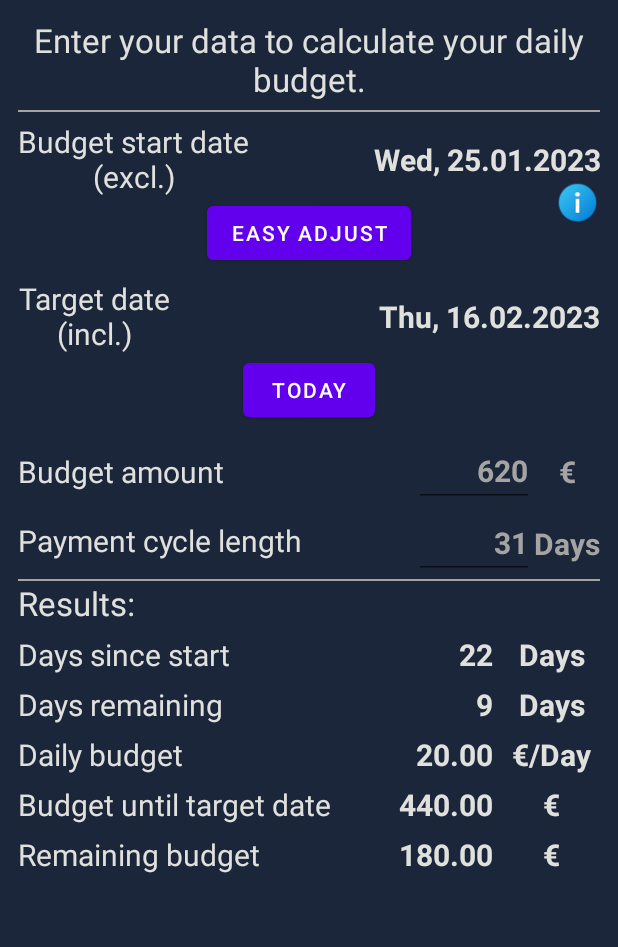
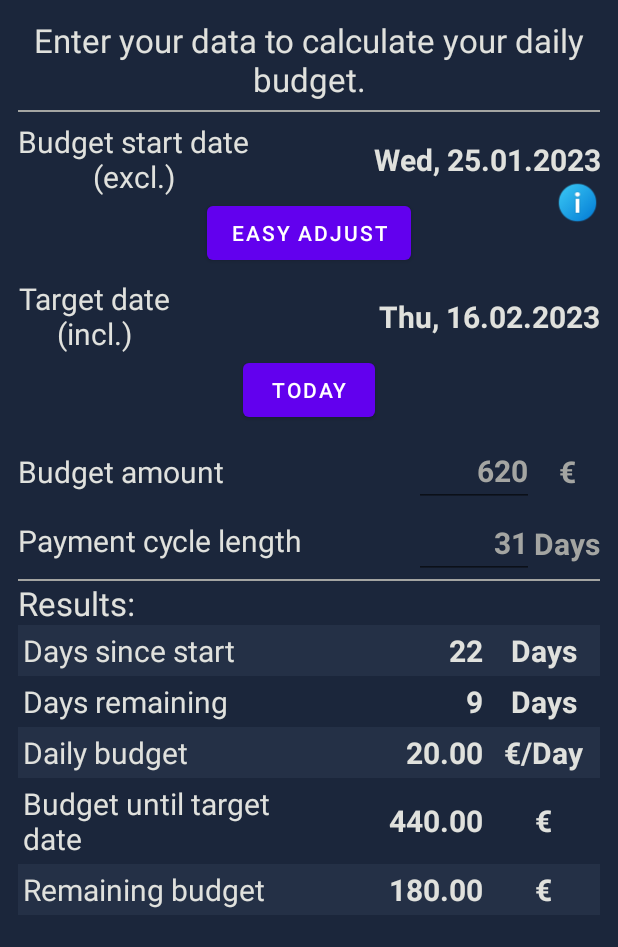
Before and after one commit to Chrismw98/BudgetCalc, an Android app: the screen it shows after launch (MainActivity), on a phone screen of 412 x 824 dp. Shown: the top 947 px of the screen. Run offline under Robolectric (Android 15) with nearby library versions, the phone set to English and light mode, and no system bars.

Commit message:
Reformatted metric_item, now has background color every 2nd row, added color

```diff
--- a/app/src/main/java/chrismw/budgetcalc/MetricAdapter.kt
+++ b/app/src/main/java/chrismw/budgetcalc/MetricAdapter.kt
@@ -1,5 +1,6 @@
 import android.view.LayoutInflater
 import android.view.ViewGroup
+import androidx.core.content.ContextCompat
 import androidx.recyclerview.widget.RecyclerView
 import chrismw.budgetcalc.Metric
 import chrismw.budgetcalc.MetricUnit
@@ -10,6 +11,18 @@ import kotlin.math.abs
 
 class MetricAdapter(private val metrics: ArrayList<Metric>) :
     RecyclerView.Adapter<MetricAdapter.ViewHolder>() {
+
+    /**
+     * A ViewHolder describes an item view and metadata about its place within the RecyclerView.
+     * A binding variable is created in its constructor for the item layout
+     */
+    class ViewHolder(binding: MetricItemBinding) : RecyclerView.ViewHolder(binding.root) {
+        // Holds the TextView that will add each item to
+        val llMetricItem = binding.llMetricItem
+        val tvMetricName = binding.tvMetricName
+        val tvMetricValue = binding.tvMetricValue
+        val tvMetricUnit = binding.tvMetricUnit
+    }
 
     /**
      * Inflates the item views which is designed in xml layout file
@@ -35,7 +48,7 @@ class MetricAdapter(private val metrics: ArrayList<Metric>) :
      * layout file.
      */
     override fun onBindViewHolder(holder: ViewHolder, position: Int) {
-
+        val context = holder.itemView.context
         val metric = metrics[position]
 
         holder.tvMetricName.text = metric.name
@@ -50,15 +63,21 @@ class MetricAdapter(private val metrics: ArrayList<Metric>) :
             }
 
             if (metric.value < 0) {
-                holder.tvMetricValue.setTextColor(holder.tvMetricValue.context.resources.getColor(R.color.red))
-                holder.tvMetricUnit.setTextColor(holder.tvMetricUnit.context.resources.getColor(R.color.red))
+                holder.tvMetricValue.setTextColor(ContextCompat.getColor(context, R.color.red))
+                holder.tvMetricUnit.setTextColor(ContextCompat.getColor(context, R.color.red))
             } else {
-                holder.tvMetricValue.setTextColor(holder.tvMetricValue.context.resources.getColor(R.color.text_normal))
-                holder.tvMetricUnit.setTextColor(holder.tvMetricUnit.context.resources.getColor(R.color.text_normal))
+                holder.tvMetricValue.setTextColor(ContextCompat.getColor(context, R.color.text_normal))
+                holder.tvMetricUnit.setTextColor(ContextCompat.getColor(context, R.color.text_normal))
             }
         } else {
             holder.tvMetricValue.text = String.format("%.2f", metric.value)
             setMetricUnitStrings(holder, metric)
+        }
+
+        if (position % 2 == 0){
+            holder.llMetricItem.setBackgroundColor(ContextCompat.getColor(context, R.color.color_secondary_faded))
+        } else {
+            holder.llMetricItem.setBackgroundColor(ContextCompat.getColor(context, R.color.color_primary))
         }
     }
 
@@ -78,14 +97,4 @@ class MetricAdapter(private val metrics: ArrayList<Metric>) :
         return metrics.size
     }
 
-    /**
-     * A ViewHolder describes an item view and metadata about its place within the RecyclerView.
-     * A binding variable is created in its constructor for the item layout
-     */
-    class ViewHolder(binding: MetricItemBinding) : RecyclerView.ViewHolder(binding.root) {
-        // Holds the TextView that will add each item to
-        val tvMetricName = binding.tvMetricName
-        val tvMetricValue = binding.tvMetricValue
-        val tvMetricUnit = binding.tvMetricUnit
-    }
 }
--- a/app/src/main/res/layout/metric_item.xml
+++ b/app/src/main/res/layout/metric_item.xml
@@ -1,49 +1,49 @@
 <?xml version="1.0" encoding="utf-8"?>
-<androidx.constraintlayout.widget.ConstraintLayout xmlns:android="http://schemas.android.com/apk/res/android"
+<LinearLayout xmlns:android="http://schemas.android.com/apk/res/android"
     xmlns:app="http://schemas.android.com/apk/res-auto"
     xmlns:tools="http://schemas.android.com/tools"
+    android:id="@+id/ll_metric_item"
     android:layout_width="match_parent"
     android:layout_height="wrap_content"
-    android:layout_marginTop="6dp">
+    android:padding="3dp"
+    android:gravity="center"
+    android:orientation="horizontal">
 
     <TextView
         android:id="@+id/tv_metric_name"
-        android:layout_width="wrap_content"
+        android:layout_width="0dp"
         android:layout_height="wrap_content"
+        android:layout_weight="3"
         android:textAlignment="textStart"
         android:textColor="@color/text_normal"
         android:textSize="20sp"
         android:textStyle="normal"
-        app:layout_constraintStart_toStartOf="parent"
-        app:layout_constraintTop_toTopOf="parent"
-        tools:text="Days since start" />
+        tools:text="Remaining budget" />
 
     <TextView
         android:id="@+id/tv_metric_value"
-        android:layout_width="wrap_content"
+        android:layout_width="0dp"
         android:layout_height="wrap_content"
         android:layout_marginEnd="6dp"
+        android:layout_weight="1.5"
         android:textAlignment="textEnd"
         android:textColor="@color/text_normal"
         android:textIsSelectable="true"
         android:textSize="20sp"
         android:textStyle="bold"
-        app:layout_constraintEnd_toStartOf="@id/tv_metric_unit"
-        app:layout_constraintTop_toTopOf="parent"
-        tools:text="13" />
+        tools:text="12,200.00" />
 
     <TextView
         android:id="@+id/tv_metric_unit"
-        android:layout_width="wrap_content"
+        android:layout_width="0dp"
         android:layout_height="wrap_content"
+        android:layout_weight="1"
         android:minWidth="65dp"
         android:textAlignment="center"
         android:textColor="@color/text_normal"
         android:textIsSelectable="true"
         android:textSize="20sp"
         android:textStyle="bold"
-        app:layout_constraintEnd_toEndOf="parent"
-        app:layout_constraintTop_toTopOf="parent"
-        tools:text="Days" />
+        tools:text="€" />
 
-</androidx.constraintlayout.widget.ConstraintLayout>
+</LinearLayout>
--- a/app/src/main/res/values/colors.xml
+++ b/app/src/main/res/values/colors.xml
@@ -15,4 +15,5 @@
     <color name="color_secondary">#778DA9</color>
     <color name="text_normal">#E0E1DD</color>
     <color name="text_hint">#A4A5A2</color>
+    <color name="color_secondary_faded">#1A778DA9</color>
 </resources>
```
